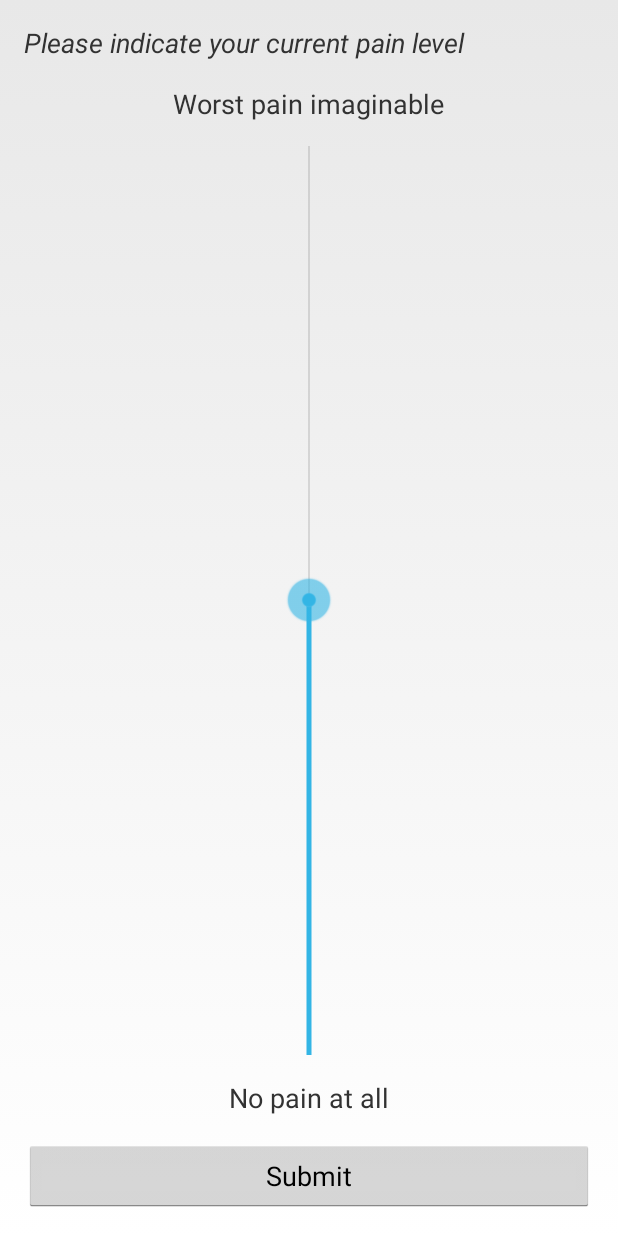
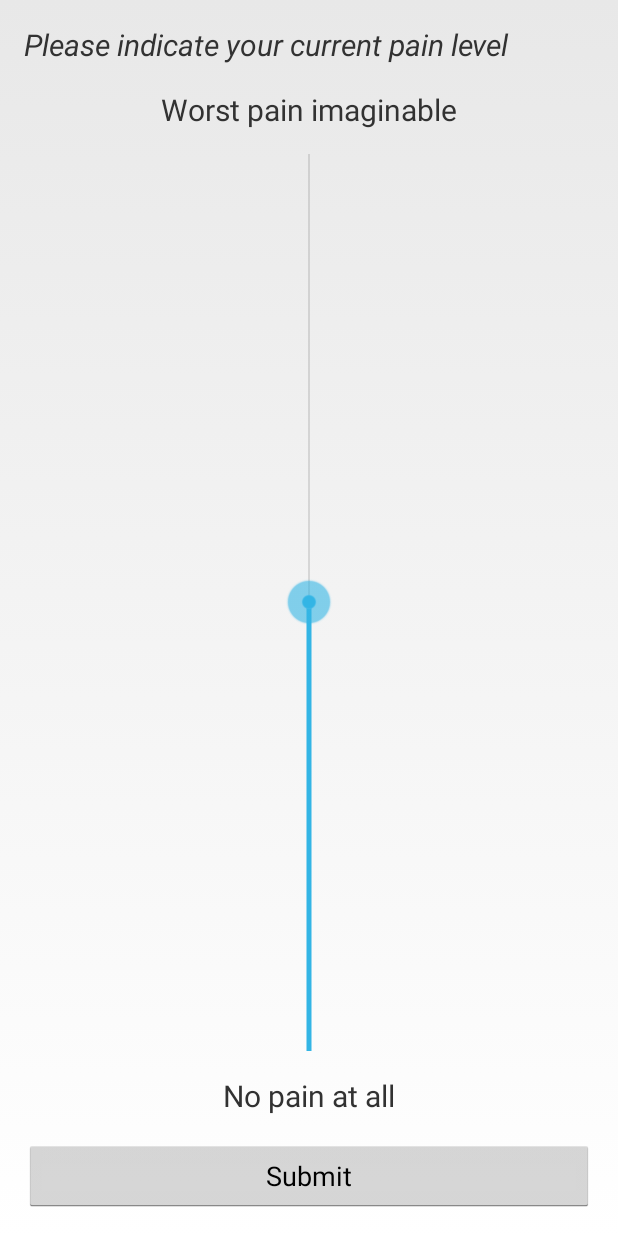
Before and after one commit to philadams-zz/Meter, an Android app: the VASActivity screen opened directly, with no data from a screen before it, on a phone screen of 412 x 824 dp. Run offline under Robolectric (Android 15) with nearby library versions, the phone set to English and light mode, and no system bars.

Commit message:
bump up theme font size for older adult eyes

```diff
--- a/app/src/main/res/values/meter_theme.xml
+++ b/app/src/main/res/values/meter_theme.xml
@@ -4,6 +4,6 @@
     <item name="android:textViewStyle">@style/MyTextView</item>
   </style>
   <style name="MyTextView" parent="android:Widget.TextView">
-    <item name="android:textSize">18sp</item>
+    <item name="android:textSize">20sp</item>
   </style>
 </resources>
```
